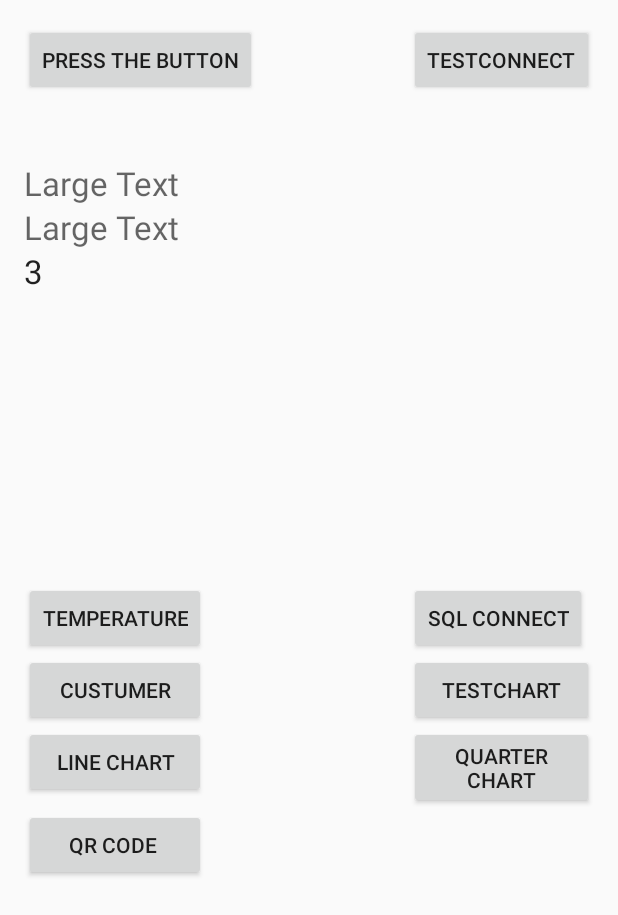
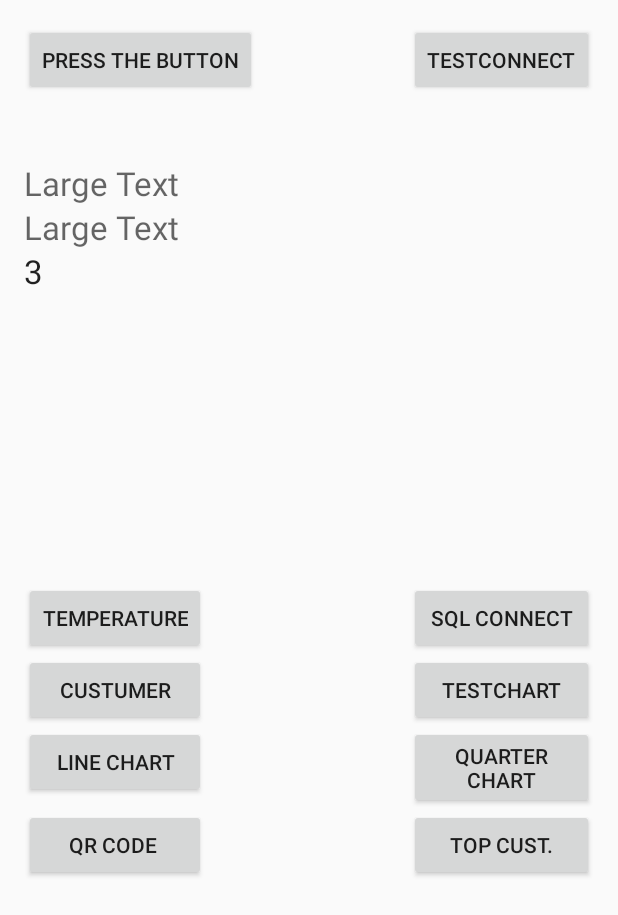
Before and after one commit to KegaKurniawan/TestXML, an Android app: the screen it shows after launch (MainActivity), on a phone screen of 412 x 824 dp. Shown: the top 915 px of the screen. Run offline under Robolectric (Android 15) with nearby library versions, the phone set to English and light mode, and no system bars.

```diff
--- a/app/src/main/AndroidManifest.xml
+++ b/app/src/main/AndroidManifest.xml
@@ -77,6 +77,11 @@
             android:label="testqrcode">
         </activity>
 
+        <activity
+            android:name=".TopCustomerChart"
+            android:label="topcustomerchart">
+        </activity>
+
     </application>
 
 </manifest>
--- a/app/src/main/java/com/example/kegafirstapp/testxml/ConnectionClass.java
+++ b/app/src/main/java/com/example/kegafirstapp/testxml/ConnectionClass.java
@@ -15,7 +15,7 @@ import java.sql.DriverManager;
  */
 
 public class ConnectionClass {
-    String ip = "192.168.0.105";
+    String ip = "192.168.1.108";
     String classs = "net.sourceforge.jtds.jdbc.Driver";
     String db = "Demo Database NAV (9-0)";
     String un = "user2";
--- a/app/src/main/java/com/example/kegafirstapp/testxml/MainActivity.java
+++ b/app/src/main/java/com/example/kegafirstapp/testxml/MainActivity.java
@@ -24,7 +24,7 @@ public class MainActivity extends Activity {
     private final String URL2 = "http://localhost:55821/Service.asmx";
     private final String SOAP_ACTION = "http://tempuri.org/primaKe";
     private final String METHOD_NAME = "primaKe";
-    Button btnView,btnJdom,btnTemperature,btnSql,btnCustomer,btnChart,btnLineChart, btnQChart,btnQrCode;
+    Button btnView,btnJdom,btnTemperature,btnSql,btnCustomer,btnChart,btnLineChart, btnQChart,btnQrCode,btnTopCustomer;
 
     @Override
     protected void onCreate(Bundle savedInstanceState) {
@@ -42,6 +42,7 @@ public class MainActivity extends Activity {
         btnLineChart = (Button) findViewById(R.id.bLineChart);
         btnQChart = (Button) findViewById(R.id.bQChart);
         btnQrCode = (Button) findViewById(R.id.bQRCode);
+        btnTopCustomer = (Button) findViewById(R.id.bTopCust);
 
         btnView.setOnClickListener(new View.OnClickListener() {
             @Override
@@ -170,5 +171,13 @@ public class MainActivity extends Activity {
                 startActivity(i);
             }
         });
+
+        btnTopCustomer.setOnClickListener(new View.OnClickListener() {
+            @Override
+            public void onClick(View view) {
+                Intent i = new Intent(getApplicationContext(),TopCustomerChart.class);
+                startActivity(i);
+            }
+        });
     }
 }
--- a/app/src/main/res/layout/activity_main.xml
+++ b/app/src/main/res/layout/activity_main.xml
@@ -76,7 +76,9 @@
         android:id="@+id/bSqlConnect"
         android:layout_alignTop="@+id/bTemp"
         android:layout_alignLeft="@+id/btnToJdom"
-        android:layout_alignStart="@+id/btnToJdom" />
+        android:layout_alignStart="@+id/btnToJdom"
+        android:layout_alignParentRight="true"
+        android:layout_alignParentEnd="true" />
 
     <Button
         android:layout_width="wrap_content"
@@ -132,4 +134,15 @@
         android:layout_alignEnd="@+id/bLineChart"
         android:layout_alignParentLeft="true"
         android:layout_alignParentStart="true" />
+
+    <Button
+        android:layout_width="wrap_content"
+        android:layout_height="wrap_content"
+        android:text="Top Cust."
+        android:id="@+id/bTopCust"
+        android:layout_below="@+id/bQChart"
+        android:layout_alignLeft="@+id/bQChart"
+        android:layout_alignStart="@+id/bQChart"
+        android:layout_alignParentRight="true"
+        android:layout_alignParentEnd="true" />
 </RelativeLayout>
```
Also changed, not shown: app/src/main/java/com/example/kegafirstapp/testxml/TopCustomerChart.java (added, +131 -0 lines), app/src/main/res/layout/top_chart.xml (added, +43 -0 lines), app/src/main/res/values/strings.xml (+17 -0 lines).
